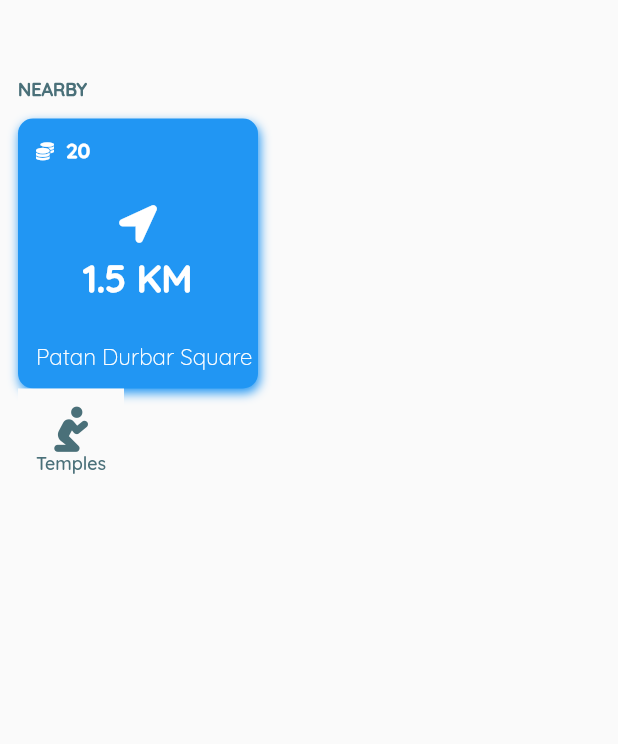
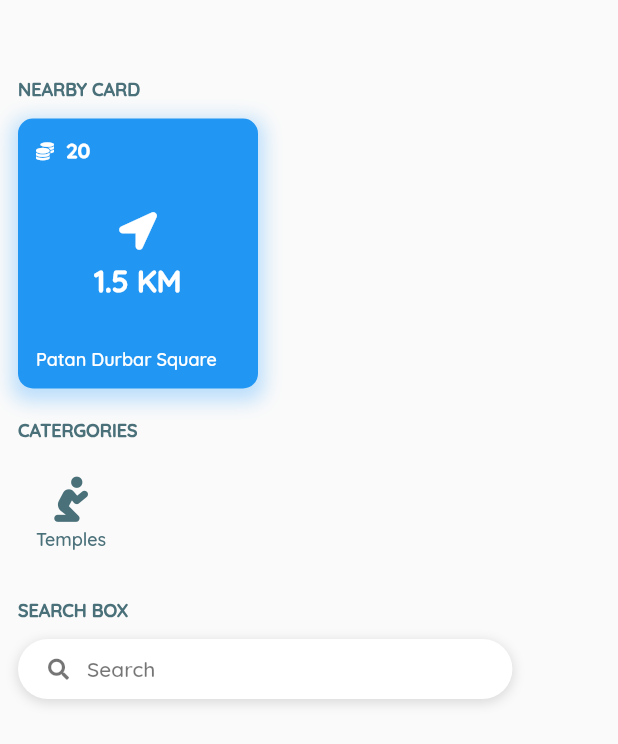
Before and after one commit to Nischal10/Redshift, a Flutter app: the screen it shows after launch, on a phone screen of 412 x 824 dp. Shown: the top 744 px of the screen. Run offline on Flutter 3.47's test engine with Material 2 defaults, Android fonts, the phone set to English and light mode, and no system bars; our stand-ins replace font_awesome_flutter.

Commit message:
Create pages and file structure

```diff
--- a/lib/main.dart
+++ b/lib/main.dart
@@ -1,6 +1,5 @@
 import 'package:flutter/material.dart';
-import 'package:redshift/uiElemenets/pages/nearbyCard.dart';
-import 'package:redshift/uiElemenets/pages/categories.dart';
+import 'package:redshift/pages/alluiwidgets.dart';
 
 void main() => runApp(MyApp());
 
@@ -29,36 +28,6 @@ class MyHomePage extends StatefulWidget {
 class _MyHomePageState extends State<MyHomePage> {
   @override
   Widget build(BuildContext context) {
-    return Scaffold(
-      body: Container(
-        child: Row(
-          children: <Widget>[
-            Padding(
-              padding: EdgeInsets.all(12),
-              child: Row(
-                children: <Widget>[
-                  Column(
-                    crossAxisAlignment: CrossAxisAlignment.start,
-                    children: <Widget>[
-                      SizedBox(height: 40),
-                      Text(
-                        'NEARBY',
-                        style: TextStyle(
-                            fontSize: 12,
-                            fontWeight: FontWeight.w900,
-                            color: Color(0xff4A7079)),
-                      ),
-                      SizedBox(height: 12),
-                      NearbyCard(),
-                      Categories(),
-                    ],
-                  ),
-                ],
-              ),
-            ),
-          ],
-        ),
-      ),
-    );
+    return Allui();
   }
 }
--- /dev/null
+++ b/lib/pages/alluiwidgets.dart
@@ -0,0 +1,68 @@
+import 'package:flutter/material.dart';
+import 'package:redshift/uiwidgets/nearbyCard.dart';
+import 'package:redshift/uiwidgets/categories.dart';
+import 'package:redshift/uiwidgets/searchbox.dart';
+
+class Allui extends StatefulWidget {
+  @override
+  _AlluiState createState() => _AlluiState();
+}
+
+class _AlluiState extends State<Allui> {
+  @override
+  Widget build(BuildContext context) {
+    return Scaffold(
+      body: SingleChildScrollView(
+        child: Container(
+          child: Row(
+            children: <Widget>[
+              Padding(
+                padding: EdgeInsets.all(12),
+                child: Row(
+                  children: <Widget>[
+                    Column(
+                      crossAxisAlignment: CrossAxisAlignment.start,
+                      children: <Widget>[
+                        SizedBox(height: 40),
+                        Text(
+                          'NEARBY CARD',
+                          style: TextStyle(
+                              fontSize: 12,
+                              fontWeight: FontWeight.w900,
+                              color: Color(0xff4A7079)),
+                        ),
+                        SizedBox(height: 12),
+                        NearbyCard(),
+                        SizedBox(height: 20),
+                        Text(
+                          'CATERGORIES',
+                          style: TextStyle(
+                              fontSize: 12,
+                              fontWeight: FontWeight.w900,
+                              color: Color(0xff4A7079)),
+                        ),
+                        SizedBox(height: 12),
+                        Categories(),
+                        SizedBox(height: 20),
+                        Text(
+                          'SEARCH BOX',
+                          style: TextStyle(
+                              fontSize: 12,
+                              fontWeight: FontWeight.w900,
+                              color: Color(0xff4A7079)),
+                        ),
+                        SizedBox(height: 12),
+                        SearchBox(),
+
+                      ],
+                    ),
+                  ],
+                ),
+              ),
+            ],
+          ),
+        ),
+      ),
+    );
+  }
+}
--- a/lib/uiElemenets/pages/categories.dart
+++ b/lib/uiwidgets/categories.dart
@@ -19,6 +19,7 @@ class _CategoriesState extends State<Categories> {
             color: Color(0xff4A7079),
             size: 30,
           ),
+          SizedBox(height: 4,),
           Text(
             'Temples',
             style: TextStyle(
--- a/lib/uiElemenets/pages/nearbyCard.dart
+++ b/lib/uiwidgets/nearbyCard.dart
@@ -24,9 +24,10 @@ class _NearbyCardState extends State<NearbyCard> {
           ),
           boxShadow: <BoxShadow>[
             BoxShadow(
-              color: Colors.blue,
-              offset: Offset(1.0, 3.0),
-              blurRadius: 5.0,
+              color: Colors.blue[100],
+              offset: Offset(0.0, 4.0),
+              blurRadius: 10.0,
+              spreadRadius: 4.0,
             ),
           ],
         ),
@@ -74,7 +75,7 @@ class _NearbyCardState extends State<NearbyCard> {
                           color: Colors.white,
                           fontFamily: 'Quicksand',
                           fontWeight: FontWeight.bold,
-                          fontSize: 25,
+                          fontSize: 20,
                         ),
                       ),
                     ],
@@ -86,8 +87,8 @@ class _NearbyCardState extends State<NearbyCard> {
                   Text('Patan Durbar Square',
                       style: TextStyle(
                         color: Colors.white,
-                        fontSize: 15,
-                        fontWeight: FontWeight.w200,
+                        fontSize: 12,
+                        fontWeight: FontWeight.w500,
                       )),
                 ],
               )
--- /dev/null
+++ b/lib/uiwidgets/searchbox.dart
@@ -0,0 +1,44 @@
+import 'package:flutter/material.dart';
+import 'package:font_awesome_flutter/font_awesome_flutter.dart';
+
+class SearchBox extends StatefulWidget {
+  @override
+  _SearchBoxState createState() => _SearchBoxState();
+}
+
+class _SearchBoxState extends State<SearchBox> {
+  @override
+  Widget build(BuildContext context) {
+    return Container(
+          height: 40,
+          width: MediaQuery.of(context).size.width * 0.80,
+          decoration: BoxDecoration(
+            color: Colors.white,
+            borderRadius: new BorderRadius.circular(100.0),
+            boxShadow: [BoxShadow(
+              color: Colors.black12,
+              offset: Offset(0,2),
+              blurRadius: 6,
+              spreadRadius: 1,
+            ),],
+          ),
+          child: Padding(
+            padding: EdgeInsets.only(left: 20),
+            child: Row(
+              children: <Widget>[
+                Icon(
+                  FontAwesomeIcons.search,
+                  color: Colors.black54,
+                  size: 14,
+                ),
+                SizedBox(width: 12,),
+                Text(
+                  'Search',
+                  style: TextStyle(fontSize: 14,color: Colors.black54, fontWeight: FontWeight.w500,),
+                )
+              ],
+            ),
+          ),
+    );
+  }
+}
```
Also changed, not shown: lib/designDocs/design_colors.dart (renamed from lib/uiElemenets/designDocs/design_colors.dart), lib/designDocs/design_screenSize.dart (renamed from lib/uiElemenets/designDocs/design_screenSize.dart), lib/pages/discover.dart (added), lib/pages/home.dart (added), lib/pages/maingame.dart (added), lib/pages/profile.dart (added), lib/pages/store.dart (added), lib/uiwidgets/bottombar.dart (renamed from lib/uiElemenets/pages/bottombar.dart), lib/uiwidgets/locationdetailcard.dart (added), lib/uiwidgets/locationoverview.dart (added), lib/uiwidgets/recommendedcard.dart (added).
